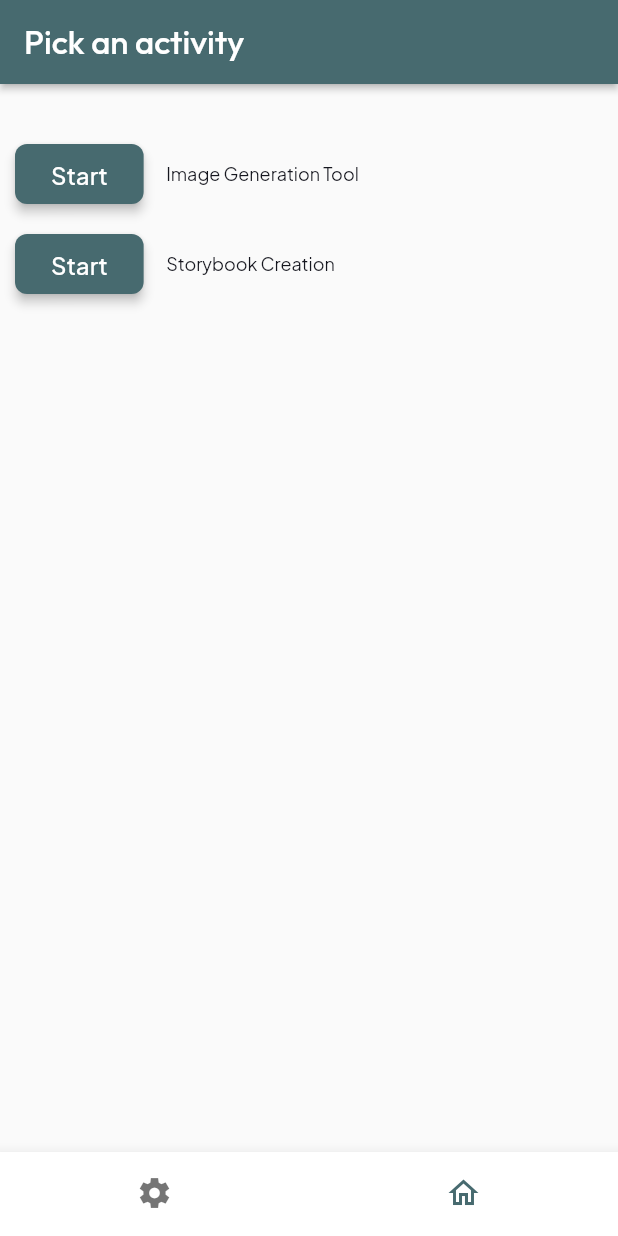
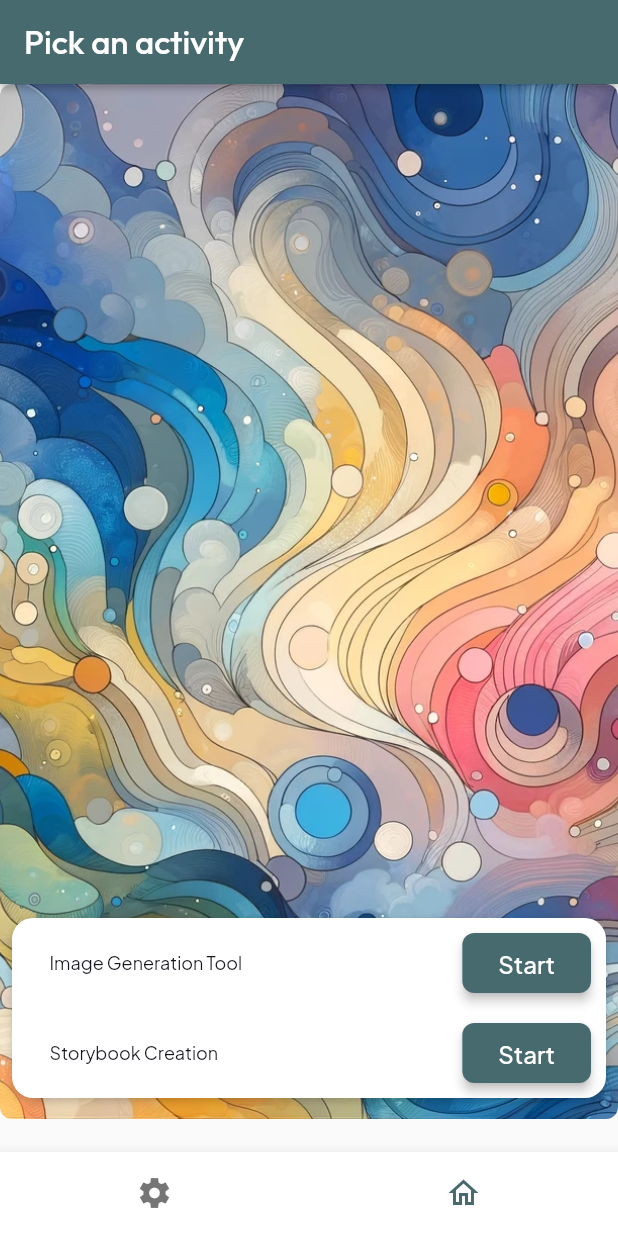
Before and after one commit to jfletcher5/poc-storybook, a Flutter app: the screen it shows once a user with an empty profile is signed in, on a phone screen of 412 x 824 dp. Run offline on Flutter 3.47's test engine with Material 3 defaults, Android fonts, the phone set to English and light mode, and no system bars; drawn by our look-alikes of auto_size_text; our stand-ins replace cached_network_image, cloud_firestore, dropdown_button2, easy_debounce, equatable, firebase_auth and 13 more; missing offline and left inert: json_path, mime_type; accounts and stored records are empty.

Commit message:
Updating to latest FlutterFlow output.

```diff
--- a/lib/core/activity_selection/activity_selection_widget.dart
+++ b/lib/core/activity_selection/activity_selection_widget.dart
@@ -59,46 +59,50 @@ class _ActivitySelectionWidgetState extends State<ActivitySelectionWidget> {
         ),
         body: SafeArea(
           top: true,
+          child: Stack(
+            children: [
+              ClipRRect(
+                borderRadius: BorderRadius.circular(8.0),
+                child: Image.asset(
+                  'assets/images/DALLE_2024-05-08_16.13.12_-_Create_a_digital_artwork_suitable_for_use_as_a_background,_featuring_a_softer_and_less_busy_colorful_abstract_pattern._The_design_should_be_more_subdu.webp',
+                  width: 412.0,
+                  height: 690.0,
+                  fit: BoxFit.cover,
+                ),
+              ),
+              Align(
+                alignment: const AlignmentDirectional(0.0, 1.0),
+                child: Padding(
+                  padding: const EdgeInsetsDirectional.fromSTEB(8.0, 8.0, 8.0, 36.0),
+                  child: Container(
+                    constraints: const BoxConstraints(
+                      maxHeight: 120.0,
+                    ),
+                    decoration: BoxDecoration(
+                      color: FlutterFlowTheme.of(context).secondaryBackground,
+                      boxShadow: const [
+                        BoxShadow(
+                          blurRadius: 4.0,
+                          color: Color(0x33000000),
+                          offset: Offset(
+                            0.0,
+                            2.0,
+                          ),
+                        )
+                      ],
+                      borderRadius: BorderRadius.circular(14.0),
+                      shape: BoxShape.rectangle,
+                    ),
+                    child: Align(
+                      alignment: const AlignmentDirectional(0.0, 1.0),
                       child: Column(
-            mainAxisSize: MainAxisSize.max,
-            children: [
-              Padding(
-                padding: const EdgeInsetsDirectional.fromSTEB(0.0, 30.0, 0.0, 0.0),
-                child: Column(
-                  mainAxisSize: MainAxisSize.max,
+                        mainAxisSize: MainAxisSize.min,
                         children: [
                           Padding(
                             padding: const EdgeInsets.all(10.0),
                             child: Row(
                               mainAxisSize: MainAxisSize.max,
                               children: [
-                          FFButtonWidget(
-                            onPressed: () async {
-                              context.pushNamed('ImageResults');
-                            },
-                            text: 'Start',
-                            options: FFButtonOptions(
-                              height: 40.0,
-                              padding: const EdgeInsetsDirectional.fromSTEB(
-                                  24.0, 0.0, 24.0, 0.0),
-                              iconPadding: const EdgeInsetsDirectional.fromSTEB(
-                                  0.0, 0.0, 0.0, 0.0),
-                              color: FlutterFlowTheme.of(context).primary,
-                              textStyle: FlutterFlowTheme.of(context)
-                                  .titleSmall
-                                  .override(
-                                    fontFamily: 'Plus Jakarta Sans',
-                                    color: Colors.white,
-                                    letterSpacing: 0.0,
-                                  ),
-                              elevation: 3.0,
-                              borderSide: const BorderSide(
-                                color: Colors.transparent,
-                                width: 1.0,
-                              ),
-                              borderRadius: BorderRadius.circular(8.0),
-                            ),
-                          ),
                                 Padding(
                                   padding: const EdgeInsetsDirectional.fromSTEB(
                                       15.0, 0.0, 0.0, 0.0),
@@ -112,26 +116,23 @@ class _ActivitySelectionWidgetState extends State<ActivitySelectionWidget> {
                                         ),
                                   ),
                                 ),
-                        ],
-                      ),
-                    ),
-                    Padding(
-                      padding: const EdgeInsets.all(10.0),
-                      child: Row(
-                        mainAxisSize: MainAxisSize.max,
-                        children: [
-                          FFButtonWidget(
+                                Flexible(
+                                  child: Align(
+                                    alignment: const AlignmentDirectional(1.0, 0.0),
+                                    child: FFButtonWidget(
                                       onPressed: () async {
-                              context.pushNamed('StorybookHome');
+                                        context.pushNamed('ImageResults');
                                       },
                                       text: 'Start',
                                       options: FFButtonOptions(
                                         height: 40.0,
                                         padding: const EdgeInsetsDirectional.fromSTEB(
                                             24.0, 0.0, 24.0, 0.0),
-                              iconPadding: const EdgeInsetsDirectional.fromSTEB(
+                                        iconPadding:
+                                            const EdgeInsetsDirectional.fromSTEB(
                                                 0.0, 0.0, 0.0, 0.0),
-                              color: FlutterFlowTheme.of(context).primary,
+                                        color: FlutterFlowTheme.of(context)
+                                            .primary,
                                         textStyle: FlutterFlowTheme.of(context)
                                             .titleSmall
                                             .override(
@@ -144,9 +145,20 @@ class _ActivitySelectionWidgetState extends State<ActivitySelectionWidget> {
                                           color: Colors.transparent,
                                           width: 1.0,
                                         ),
-                              borderRadius: BorderRadius.circular(8.0),
+                                        borderRadius:
+                                            BorderRadius.circular(8.0),
                                       ),
                                     ),
+                                  ),
+                                ),
+                              ],
+                            ),
+                          ),
+                          Padding(
+                            padding: const EdgeInsets.all(10.0),
+                            child: Row(
+                              mainAxisSize: MainAxisSize.max,
+                              children: [
                                 Padding(
                                   padding: const EdgeInsetsDirectional.fromSTEB(
                                       15.0, 0.0, 0.0, 0.0),
@@ -160,7 +172,39 @@ class _ActivitySelectionWidgetState extends State<ActivitySelectionWidget> {
                                         ),
                                   ),
                                 ),
-                        ],
+                                Flexible(
+                                  child: Align(
+                                    alignment: const AlignmentDirectional(1.0, 0.0),
+                                    child: FFButtonWidget(
+                                      onPressed: () async {
+                                        context.pushNamed('StorybookHome');
+                                      },
+                                      text: 'Start',
+                                      options: FFButtonOptions(
+                                        height: 40.0,
+                                        padding: const EdgeInsetsDirectional.fromSTEB(
+                                            24.0, 0.0, 24.0, 0.0),
+                                        iconPadding:
+                                            const EdgeInsetsDirectional.fromSTEB(
+                                                0.0, 0.0, 0.0, 0.0),
+                                        color: FlutterFlowTheme.of(context)
+                                            .primary,
+                                        textStyle: FlutterFlowTheme.of(context)
+                                            .titleSmall
+                                            .override(
+                                              fontFamily: 'Plus Jakarta Sans',
+                                              color: Colors.white,
+                                              letterSpacing: 0.0,
+                                            ),
+                                        elevation: 3.0,
+                                        borderSide: const BorderSide(
+                                          color: Colors.transparent,
+                                          width: 1.0,
+                                        ),
+                                        borderRadius:
+                                            BorderRadius.circular(8.0),
+                                      ),
+                                    ),
                                   ),
                                 ),
                               ],
@@ -170,6 +214,12 @@ class _ActivitySelectionWidgetState extends State<ActivitySelectionWidget> {
                       ),
                     ),
                   ),
+                ),
+              ),
+            ],
+          ),
+        ),
+      ),
     );
   }
 }
--- a/lib/storybook/view_storybook/view_storybook_widget.dart
+++ b/lib/storybook/view_storybook/view_storybook_widget.dart
@@ -41,10 +41,19 @@ class _ViewStorybookWidgetState extends State<ViewStorybookWidget> {
       child: Scaffold(
         key: scaffoldKey,
         backgroundColor: FlutterFlowTheme.of(context).primaryBackground,
-        appBar: AppBar(
+        body: NestedScrollView(
+          floatHeaderSlivers: true,
+          headerSliverBuilder: (context, _) => [
+            SliverAppBar(
+              pinned: false,
+              floating: false,
               backgroundColor: FlutterFlowTheme.of(context).primary,
-          automaticallyImplyLeading: false,
-          title: Text(
+              iconTheme:
+                  IconThemeData(color: FlutterFlowTheme.of(context).secondary),
+              automaticallyImplyLeading: true,
+              title: Align(
+                alignment: const AlignmentDirectional(-1.0, 0.0),
+                child: Text(
                   '[Title...]',
                   style: FlutterFlowTheme.of(context).headlineMedium.override(
                         fontFamily: 'Outfit',
@@ -53,12 +62,16 @@ class _ViewStorybookWidgetState extends State<ViewStorybookWidget> {
                         letterSpacing: 0.0,
                       ),
                 ),
+              ),
               actions: const [],
               centerTitle: false,
               elevation: 2.0,
-        ),
-        body: SafeArea(
-          top: true,
+            )
+          ],
+          body: Builder(
+            builder: (context) {
+              return SafeArea(
+                top: false,
                 child: Column(
                   mainAxisSize: MainAxisSize.max,
                   children: [
@@ -103,7 +116,8 @@ class _ViewStorybookWidgetState extends State<ViewStorybookWidget> {
                       ),
                     ),
                     Padding(
-                padding: const EdgeInsetsDirectional.fromSTEB(0.0, 0.0, 0.0, 16.0),
+                      padding:
+                          const EdgeInsetsDirectional.fromSTEB(0.0, 0.0, 0.0, 16.0),
                       child: Row(
                         mainAxisSize: MainAxisSize.max,
                         children: [
@@ -180,6 +194,9 @@ class _ViewStorybookWidgetState extends State<ViewStorybookWidget> {
                     ),
                   ],
                 ),
+              );
+            },
+          ),
         ),
       ),
     );
```
Also changed, not shown: assets/images/DALLE_2024-05-08_16.13.12_-_Create_a_digital_artwork_suitable_for_use_as_a_background,_featuring_a_softer_and_less_busy_colorful_abstract_pattern._The_design_should_be_more_subdu.webp (added). Lines whose indentation alone changed are shown as unchanged.
